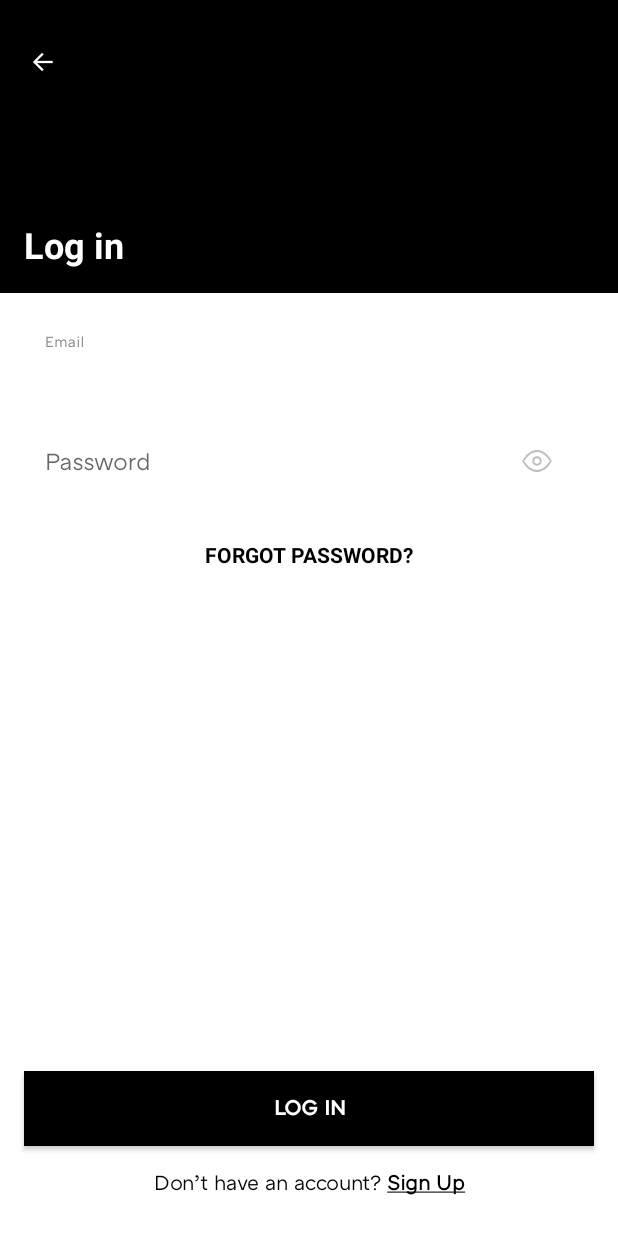
After one commit to hyfn/trx-consumer-android, an Android app: the layout fragment_login.xml on its own in the app's theme, with its tools: preview values and no code run, on a phone screen of 412 x 824 dp. The commit adds this screen. Run offline under Robolectric (Android 15) with nearby library versions, the phone set to English and light mode, and no system bars.

Commit message:
dummy login screen completed.

```diff
--- /dev/null
+++ b/app/src/main/java/com/trx/consumer/screens/login/LoginFragment.kt
@@ -0,0 +1,6 @@
+package com.trx.consumer.screens.login
+
+import com.trx.consumer.R
+import com.trx.consumer.base.BaseFragment
+
+class LoginFragment : BaseFragment(R.layout.fragment_login)
--- /dev/null
+++ b/app/src/main/java/com/trx/consumer/screens/login/LoginViewModel.kt
@@ -0,0 +1,5 @@
+package com.trx.consumer.screens.login
+
+import com.trx.consumer.base.BaseViewModel
+
+class LoginViewModel : BaseViewModel()
--- /dev/null
+++ b/app/src/main/res/drawable/ic_btn_back_white.xml
@@ -0,0 +1,10 @@
+<vector android:autoMirrored="true" android:height="25dp"
+    android:viewportHeight="25" android:viewportWidth="25"
+    android:width="25dp" xmlns:android="http://schemas.android.com/apk/res/android">
+    <path android:fillColor="#00000000"
+        android:pathData="M7.4998,12.5H18.1248"
+        android:strokeColor="#ffffff" android:strokeLineCap="square" android:strokeWidth="1.5"/>
+    <path android:fillColor="#00000000"
+        android:pathData="M11.8752,7.5L6.8752,12.5L11.8752,17.5"
+        android:strokeColor="#ffffff" android:strokeLineCap="square" android:strokeWidth="1.5"/>
+</vector>
--- /dev/null
+++ b/app/src/main/res/layout/fragment_login.xml
@@ -0,0 +1,139 @@
+<?xml version="1.0" encoding="utf-8"?>
+<androidx.constraintlayout.widget.ConstraintLayout xmlns:android="http://schemas.android.com/apk/res/android"
+    xmlns:app="http://schemas.android.com/apk/res-auto"
+    android:layout_width="match_parent"
+    android:layout_height="match_parent"
+    android:background="@color/white">
+
+    <androidx.appcompat.widget.AppCompatImageView
+        android:id="@+id/ivHeader"
+        android:layout_width="0dp"
+        android:layout_height="195dp"
+        android:background="@color/black"
+        app:layout_constraintEnd_toEndOf="parent"
+        app:layout_constraintStart_toStartOf="parent"
+        app:layout_constraintTop_toTopOf="parent" />
+
+    <com.trx.consumer.common.CommonLabel
+        android:layout_width="wrap_content"
+        android:layout_height="wrap_content"
+        android:layout_marginStart="16dp"
+        android:layout_marginBottom="16dp"
+        android:text="@string/login_log_in"
+        android:textColor="@color/white"
+        android:textSize="24sp"
+        android:textStyle="bold"
+        app:layout_constraintBottom_toBottomOf="@+id/ivHeader"
+        app:layout_constraintStart_toStartOf="parent" />
+
+    <com.trx.consumer.common.CommonView
+        android:id="@+id/layoutNavBar"
+        android:layout_width="match_parent"
+        android:layout_height="@dimen/top_bar_height"
+        android:layout_marginStart="16dp"
+        android:layout_marginTop="16dp"
+        android:layout_marginEnd="16dp"
+        app:layout_constraintEnd_toEndOf="parent"
+        app:layout_constraintStart_toStartOf="parent"
+        app:layout_constraintTop_toTopOf="parent">
+
+        <com.trx.consumer.common.CommonImageButton
+            android:id="@+id/btnBack"
+            android:layout_width="wrap_content"
+            android:layout_height="wrap_content"
+            android:layout_marginEnd="10dp"
+            android:layout_marginBottom="10dp"
+            android:background="@color/transparent"
+            android:scaleType="centerInside"
+            android:src="@drawable/ic_btn_back_white"
+            app:layout_constraintBottom_toBottomOf="parent"
+            app:layout_constraintStart_toStartOf="parent"
+            app:layout_constraintTop_toTopOf="parent" />
+
+
+    </com.trx.consumer.common.CommonView>
+
+    <com.trx.consumer.views.input.InputView
+        android:id="@+id/ivEmail"
+        android:layout_width="0dp"
+        android:layout_height="60dp"
+        android:layout_marginTop="15dp"
+        app:inputViewState="email"
+        app:layout_constraintEnd_toEndOf="parent"
+        app:layout_constraintStart_toStartOf="parent"
+        app:layout_constraintTop_toBottomOf="@id/ivHeader" />
+
+    <com.trx.consumer.views.input.InputView
+        android:id="@+id/ivPassword"
+        android:layout_width="0dp"
+        android:layout_height="60dp"
+        android:layout_marginTop="1dp"
+        app:inputViewState="password"
+        app:layout_constraintEnd_toEndOf="parent"
+        app:layout_constraintStart_toStartOf="parent"
+        app:layout_constraintTop_toBottomOf="@id/ivEmail" />
+
+    <com.trx.consumer.common.CommonButton
+        android:id="@+id/btnForgotPassword"
+        android:layout_width="wrap_content"
+        android:layout_height="45dp"
+        android:layout_marginTop="15dp"
+        android:background="@color/transparent"
+        android:gravity="center"
+        android:text="@string/login_forgot"
+        android:textAllCaps="true"
+        android:textColor="@color/black"
+        android:textSize="14sp"
+        android:textStyle="bold"
+        app:layout_constraintEnd_toEndOf="parent"
+        app:layout_constraintStart_toStartOf="parent"
+        app:layout_constraintTop_toBottomOf="@id/ivPassword" />
+
+    <androidx.appcompat.widget.AppCompatButton
+        android:id="@+id/btnLogin"
+        android:layout_width="0dp"
+        android:layout_height="50dp"
+        android:layout_marginStart="16dp"
+        android:layout_marginEnd="16dp"
+        android:background="@color/black"
+        android:fontFamily="@font/atcarquette_medium"
+        android:gravity="center"
+        android:text="@string/login_log_in"
+        android:textAllCaps="true"
+        android:textColor="@color/white"
+        android:textSize="14sp"
+        android:textStyle="bold"
+        app:cornerRadius="25dp"
+        app:layout_constraintBottom_toTopOf="@id/btnSignup"
+        app:layout_constraintEnd_toEndOf="parent"
+        app:layout_constraintStart_toStartOf="parent" />
+
+    <com.trx.consumer.common.CommonButton
+        android:id="@+id/btnSignup"
+        android:layout_width="0dp"
+        android:layout_height="50dp"
+        android:layout_marginStart="30dp"
+        android:layout_marginEnd="30dp"
+        android:layout_marginBottom="@dimen/bottom_bar_height"
+        android:background="@color/transparent"
+        android:fontFamily="@font/atcarquette_regular"
+        android:gravity="center"
+        android:text="@string/login_sign_up"
+        android:textAllCaps="false"
+        android:textColor="@color/black"
+        android:textSize="14sp"
+        app:layout_constraintBottom_toBottomOf="parent"
+        app:layout_constraintEnd_toEndOf="parent"
+        app:layout_constraintStart_toStartOf="parent" />
+
+    <com.trx.consumer.common.CommonHudView
+        android:id="@+id/hudView"
+        android:layout_width="wrap_content"
+        android:layout_height="wrap_content"
+        android:visibility="gone"
+        app:layout_constraintBottom_toBottomOf="parent"
+        app:layout_constraintEnd_toEndOf="parent"
+        app:layout_constraintStart_toStartOf="parent"
+        app:layout_constraintTop_toTopOf="parent" />
+
+</androidx.constraintlayout.widget.ConstraintLayout>
--- a/app/src/main/res/navigation/nav_main.xml
+++ b/app/src/main/res/navigation/nav_main.xml
@@ -17,10 +17,16 @@
         android:label="HomeFragment"
         tools:layout="@layout/fragment_home" />
 
+    <fragment
+        android:id="@+id/login_fragment"
+        android:name="com.trx.consumer.screens.login.LoginFragment"
+        android:label="LoginFragment"
+        tools:layout="@layout/fragment_login" />
+
     <dialog
         android:id="@+id/date_picker_fragment"
         android:name="com.trx.consumer.screens.datepicker.DatePickerFragment"
         android:label="DatePickerFragment"
-        tools:layout="@layout/fragment_date_picker"/>
+        tools:layout="@layout/fragment_date_picker" />
 
 </navigation>
--- a/app/src/main/res/values/dimen.xml
+++ b/app/src/main/res/values/dimen.xml
@@ -13,4 +13,6 @@
 
     <dimen name="outlineBorderWidth">1dp</dimen>
 
+    <dimen name="top_bar_height">60dp</dimen>
+
 </resources>
--- a/app/src/main/res/values/strings.xml
+++ b/app/src/main/res/values/strings.xml
@@ -39,4 +39,8 @@
 
     <string name="date_picker_done_button_label">Done</string>
 
+    <string name="login_sign_up">Don’t have an account? <u><b>Sign Up</b></u></string>
+    <string name="login_forgot">Forgot Password?</string>
+    <string name="login_log_in">Log in</string>
+
 </resources>
```
